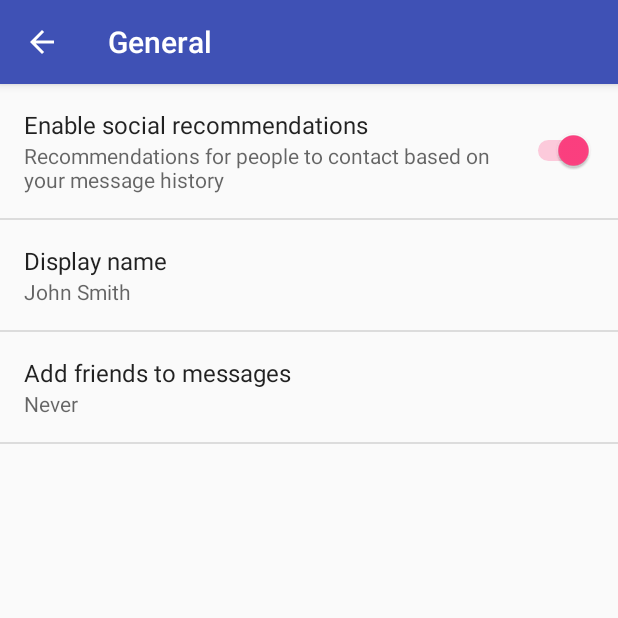
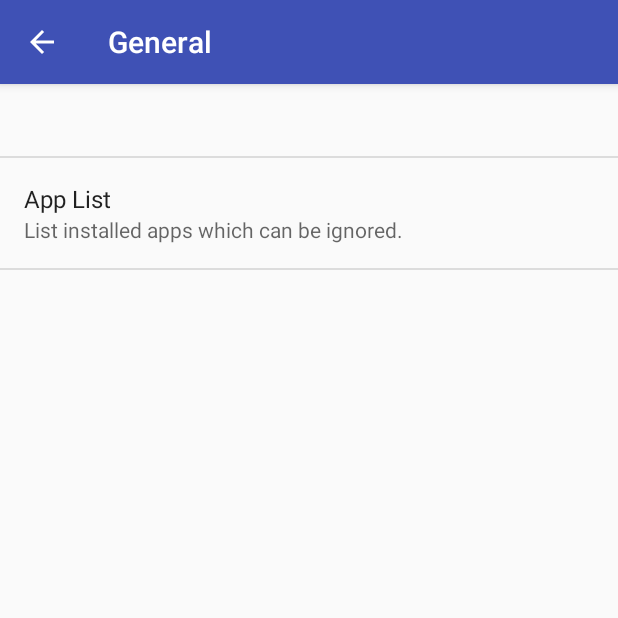
Before and after one commit to swiewior/TTSNotifier, an Android app: the screen it shows after launch (MainActivity), after a tap on "General", on a phone screen of 412 x 824 dp, the top half of it. Run offline under Robolectric (Android 15) with nearby library versions, the phone set to English and light mode, and no system bars.

Commit message:
General preferences

```diff
--- a/app/src/main/java/swiewiora/ttsnotifier/MainActivity.java
+++ b/app/src/main/java/swiewiora/ttsnotifier/MainActivity.java
@@ -3,6 +3,7 @@ package swiewiora.ttsnotifier;
 import android.annotation.TargetApi;
 import android.content.Context;
 import android.content.Intent;
+import android.content.SharedPreferences;
 import android.content.res.Configuration;
 import android.media.Ringtone;
 import android.media.RingtoneManager;
@@ -170,7 +171,10 @@ public class MainActivity extends AppCompatPreferenceActivity {
      * activity is showing a two-pane settings UI.
      */
     @TargetApi(Build.VERSION_CODES.HONEYCOMB)
-    public static class GeneralPreferenceFragment extends PreferenceFragment {
+    public static class GeneralPreferenceFragment extends PreferenceFragment
+            implements Preference.OnPreferenceClickListener, SharedPreferences.OnSharedPreferenceChangeListener {
+        private Preference pStatus;
+
         @Override
         public void onCreate(Bundle savedInstanceState) {
             super.onCreate(savedInstanceState);
@@ -181,8 +185,13 @@ public class MainActivity extends AppCompatPreferenceActivity {
             // to their values. When their values change, their summaries are
             // updated to reflect the new value, per the Android Design
             // guidelines.
-            bindPreferenceSummaryToValue(findPreference("example_text"));
-            bindPreferenceSummaryToValue(findPreference("example_list"));
+//            bindPreferenceSummaryToValue(findPreference("example_text"));
+//            bindPreferenceSummaryToValue(findPreference("example_list"));
+            pStatus = findPreference(getString(R.string.key_status));
+            pStatus.setOnPreferenceClickListener(this);
+//            findPreference(getString(R.string.key_appList))
+//                    .setIntent(new Intent(getActivity(), AppList.class));
+
         }
 
         @Override
@@ -194,6 +203,14 @@ public class MainActivity extends AppCompatPreferenceActivity {
             }
             return super.onOptionsItemSelected(item);
         }
+
+        public void onSharedPreferenceChanged(SharedPreferences sp, String key) {
+            if (key.equals(getString(R.string.key_ttsStream))) {
+//                Common.setVolumeStream(getActivity());
+            }
+        }
+
+
     }
 
     /**
--- /dev/null
+++ b/app/src/main/res/values/keys.xml
@@ -0,0 +1,23 @@
+<?xml version="1.0" encoding="utf-8"?>
+<resources>
+    <!-- Preference keys -->
+    <string name="key_status">status</string>
+    <string name="key_appList">appList</string>
+    <!--<string name="key_ttsSettings">ttsSettings</string>-->
+    <!--<string name="key_ttsString">ttsString</string>-->
+    <!--<string name="key_ttsStream">ttsStream</string>-->
+    <!--<string name="key_ttsDelay">ttsDelay</string>-->
+    <!--<string name="key_tts_repeat">tts_repeat</string>-->
+    <!--<string name="key_shake_threshold">shake_threshold</string>-->
+    <!--<string name="key_ignore_strings">ignore_strings</string>-->
+    <!--<string name="key_ignore_empty">ignore_empty</string>-->
+    <!--<string name="key_ignore_repeat">ignore_repeat</string>-->
+    <!--<string name="key_max_length">key_max_length</string>-->
+    <!--<string name="key_device_state">device_state</string>-->
+    <!--<string name="key_quietStart">quietStart</string>-->
+    <!--<string name="key_quietEnd">quietEnd</string>-->
+    <!--<string name="key_test">test</string>-->
+    <!--<string name="key_notify_log">notify_log</string>-->
+    <!--<string name="key_support">support</string>-->
+    <!--<string name="key_audio_focus">audio_focus</string>-->
+</resources>
--- a/app/src/main/res/values/strings.xml
+++ b/app/src/main/res/values/strings.xml
@@ -77,4 +77,8 @@
     <string name="pref_header_quiet_time">Quiet Time</string>
     <string name="pref_header_others">Others</string>
     <string name="pref_header_tts">TTS Settings</string>
+
+    <string name="app_list">App List</string>
+    <string name="app_list_summary">List installed apps which can be ignored.</string>
+
 </resources>
--- a/app/src/main/res/xml/pref_general.xml
+++ b/app/src/main/res/xml/pref_general.xml
@@ -1,33 +1,11 @@
 <PreferenceScreen xmlns:android="http://schemas.android.com/apk/res/android">
 
-    <SwitchPreference
-        android:defaultValue="true"
-        android:key="example_switch"
-        android:summary="@string/pref_description_social_recommendations"
-        android:title="@string/pref_title_social_recommendations" />
+    <Preference
+        android:key="@string/key_status" />
 
-    <!-- NOTE: EditTextPreference accepts EditText attributes. -->
-    <!-- NOTE: EditTextPreference's summary should be set to its value by the activity code. -->
-    <EditTextPreference
-        android:capitalize="words"
-        android:defaultValue="@string/pref_default_display_name"
-        android:inputType="textCapWords"
-        android:key="example_text"
-        android:maxLines="1"
-        android:selectAllOnFocus="true"
-        android:singleLine="true"
-        android:title="@string/pref_title_display_name" />
-
-    <!-- NOTE: Hide buttons to simplify the UI. Users can touch outside the dialog to
-         dismiss it. -->
-    <!-- NOTE: ListPreference's summary should be set to its value by the activity code. -->
-    <ListPreference
-        android:defaultValue="-1"
-        android:entries="@array/pref_example_list_titles"
-        android:entryValues="@array/pref_example_list_values"
-        android:key="example_list"
-        android:negativeButtonText="@null"
-        android:positiveButtonText="@null"
-        android:title="@string/pref_title_add_friends_to_messages" />
+    <Preference
+        android:key="@string/key_appList"
+        android:title="@string/app_list"
+        android:summary="@string/app_list_summary" />
 
 </PreferenceScreen>
```
